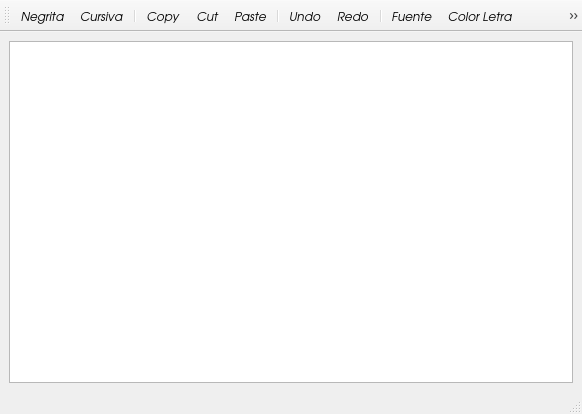
This is Editor/editor.ui in exodehm/SDMed as Qt 5 draws it before an edit. The edited form follows.
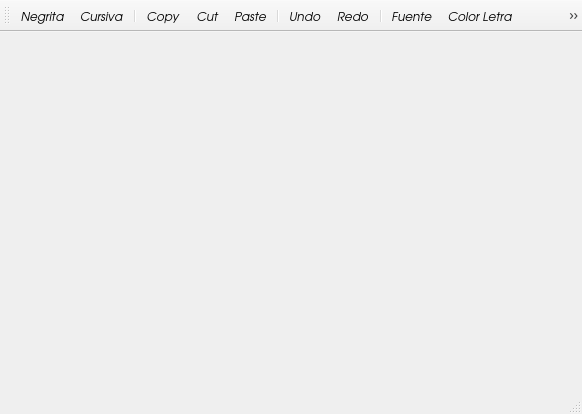
This is the edited form. Icons and pictures are not drawn.

Diff of the .ui file:
```diff
--- a/Editor/editor.ui
+++ b/Editor/editor.ui
@@ -23,35 +23,10 @@
    <string>Texto</string>
   </property>
   <widget class="QWidget" name="centralwidget">
-   <layout class="QHBoxLayout" name="horizontalLayout">
-    <item>
-     <widget class="QTextEdit" name="textEdit">
-      <property name="font">
-       <font>
-        <family>URW Gothic L</family>
-        <pointsize>8</pointsize>
-        <italic>true</italic>
-       </font>
-      </property>
-      <property name="focusPolicy">
-       <enum>Qt::NoFocus</enum>
-      </property>
-      <property name="acceptDrops">
-       <bool>true</bool>
-      </property>
-      <property name="tabChangesFocus">
-       <bool>false</bool>
-      </property>
-      <property name="html">
-       <string>&lt;!DOCTYPE HTML PUBLIC &quot;-//W3C//DTD HTML 4.0//EN&quot; &quot;http://www.w3.org/TR/REC-html40/strict.dtd&quot;&gt;
-&lt;html&gt;&lt;head&gt;&lt;meta name=&quot;qrichtext&quot; content=&quot;1&quot; /&gt;&lt;style type=&quot;text/css&quot;&gt;
-p, li { white-space: pre-wrap; }
-&lt;/style&gt;&lt;/head&gt;&lt;body style=&quot; font-family:'URW Gothic L'; font-size:8pt; font-weight:400; font-style:italic;&quot;&gt;
-&lt;p style=&quot;-qt-paragraph-type:empty; margin-top:0px; margin-bottom:0px; margin-left:0px; margin-right:0px; -qt-block-indent:0; text-indent:0px; font-family:'Sans'; font-size:9pt; font-style:normal;&quot;&gt;&lt;br /&gt;&lt;/p&gt;&lt;/body&gt;&lt;/html&gt;</string>
-      </property>
-     </widget>
-    </item>
-   </layout>
+   <property name="focusPolicy">
+    <enum>Qt::StrongFocus</enum>
+   </property>
+   <layout class="QHBoxLayout" name="horizontalLayout"/>
   </widget>
   <widget class="QStatusBar" name="BarraEstado"/>
   <widget class="QToolBar" name="BarraHerramientas">
```
Left out of the diff: 5 changed lines with no effect on the pictures.
